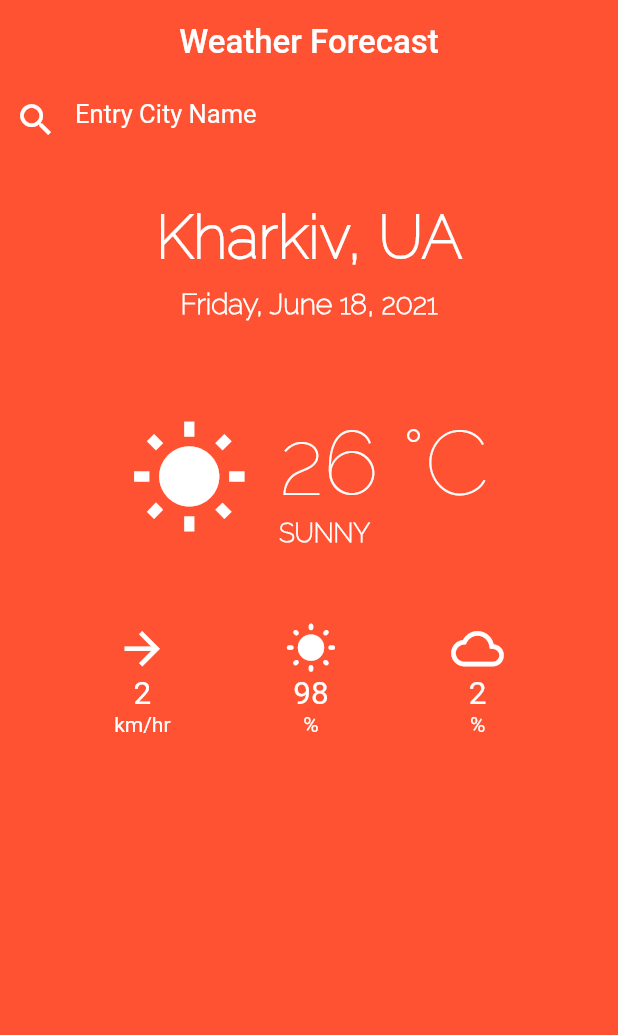
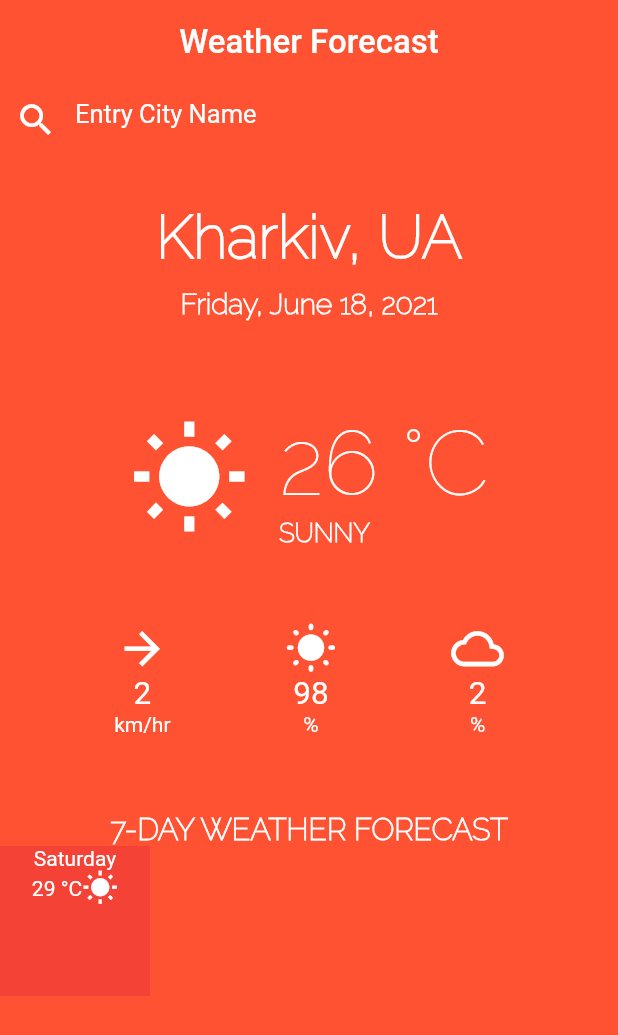
Before and after one commit to makruban/basic-ui3-d2-kokorin, a Flutter app: the screen it shows after launch, on a phone screen of 412 x 824 dp. Shown: the top 1035 px of the screen. Run offline on Flutter 3.47's test engine with Material 2 defaults, Android fonts, the phone set to English and light mode, and no system bars.

```diff
--- a/lib/main.dart
+++ b/lib/main.dart
@@ -47,6 +47,8 @@ class MyBodyPage extends StatelessWidget{
           CityDetail(),
           TemperatureDetail(),
           ExtraWeatherDetail(),
+          TextLine(),
+          BottomDetail(),
         ],
       ),
     );
@@ -56,7 +58,7 @@ class MyBodyPage extends StatelessWidget{
 class TextField extends StatelessWidget{
   @override
   Widget build(BuildContext context) {
-    // TODO: implement build
+
     return Padding(
       padding: const EdgeInsets.all(10.0),
       child: Row(
@@ -192,3 +194,51 @@ class ExtraWeatherDetail extends StatelessWidget{
     );
   }
 }
+
+class TextLine extends StatelessWidget{
+  @override
+  Widget build(BuildContext context) {
+    // TODO: implement build
+    return Padding(
+      padding: const EdgeInsets.only(top: 50.0),
+      child: Text('7-DAY WEATHER FORECAST',
+      style: TextStyle(
+        fontFamily: 'Raleway',
+        fontSize: 20.0,
+        fontWeight: FontWeight.bold,
+      ),),
+    );
+  }
+}
+
+class BottomDetail extends StatelessWidget{
+  @override
+  Widget build(BuildContext context) {
+    return Container(
+      height: 100.0,
+      child: ListView(
+        scrollDirection: Axis.horizontal,
+        children: <Widget>[
+        Container(
+          width: 100.0,
+          // height: 100.0,
+          color: Colors.red,
+          child: Column(
+            crossAxisAlignment: CrossAxisAlignment.center,
+            children: [
+              Text('Saturday'),
+              Row(
+                mainAxisAlignment: MainAxisAlignment.center,
+                children: [
+                  Text('29 °C'),
+                  Icon(Icons.wb_sunny),
+                ],
+              ),
+            ],
+          ),
+        ),
+        ],
+      ),
+    );
+  }
+}
```
